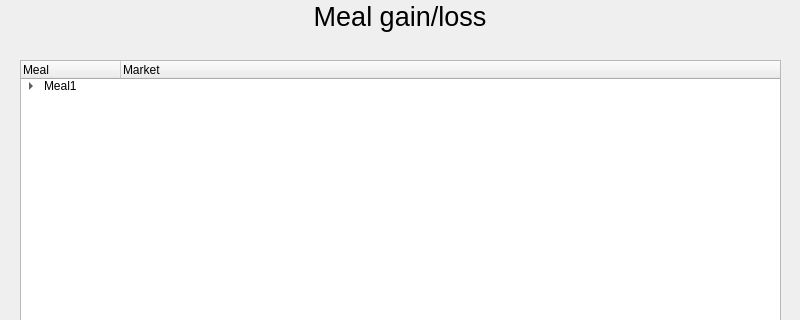
Old version of the form BDO_app/pyqt5_ui/cookingCostWindow.ui in the repository HubertKwiatkowski/BDO_app; both pictures show x 0 to 800 and y 0 to 320 of the 800 by 600 pixel window.
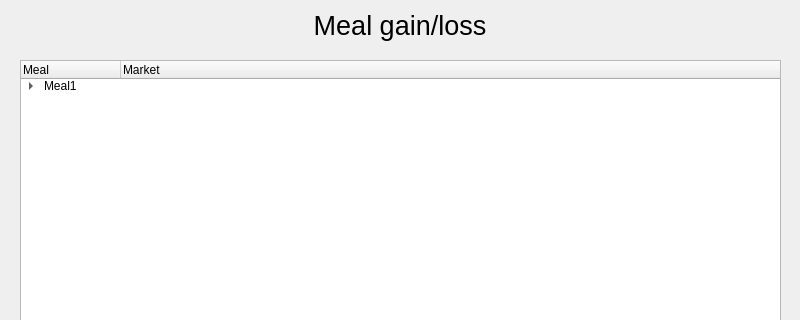
New version of the form.

Patch:
```diff
--- a/BDO_app/pyqt5_ui/cookingCostWindow.ui
+++ b/BDO_app/pyqt5_ui/cookingCostWindow.ui
@@ -20,7 +20,7 @@
       <x>0</x>
       <y>0</y>
       <width>800</width>
-      <height>32</height>
+      <height>51</height>
      </rect>
     </property>
     <property name="font">
@@ -93,7 +93,7 @@
      </item>
     </item>
    </widget>
-   <widget class="QWidget" name="">
+   <widget class="QWidget" name="layoutWidget">
     <property name="geometry">
      <rect>
       <x>310</x>
```
Left out of the diff: 10 changed lines with no effect on the pictures.
